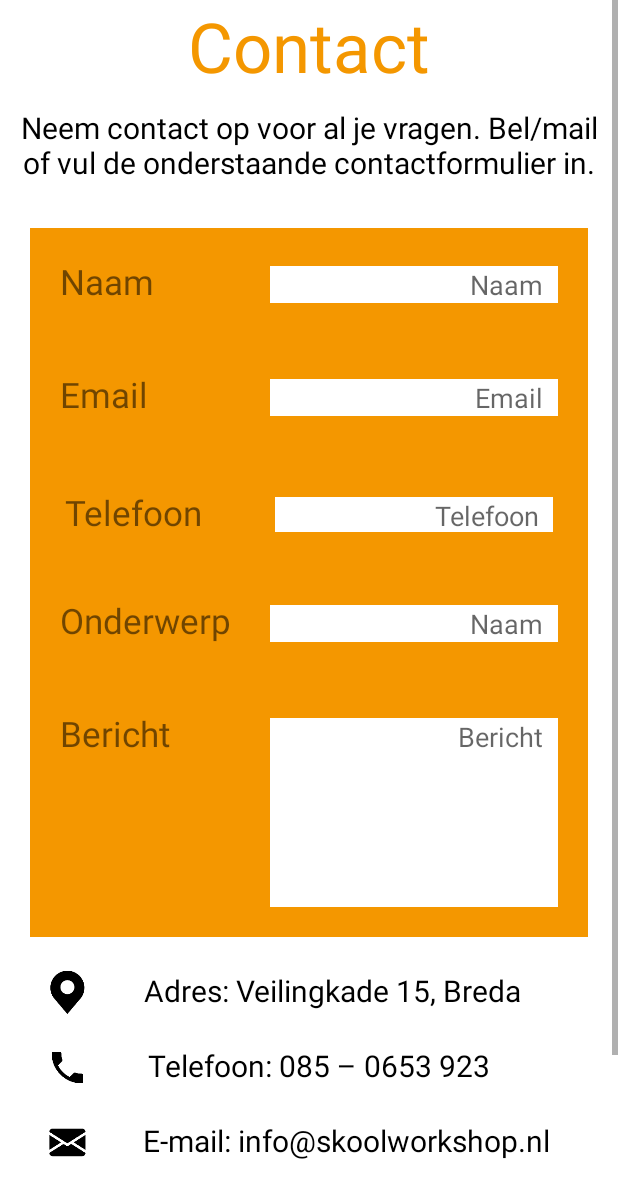
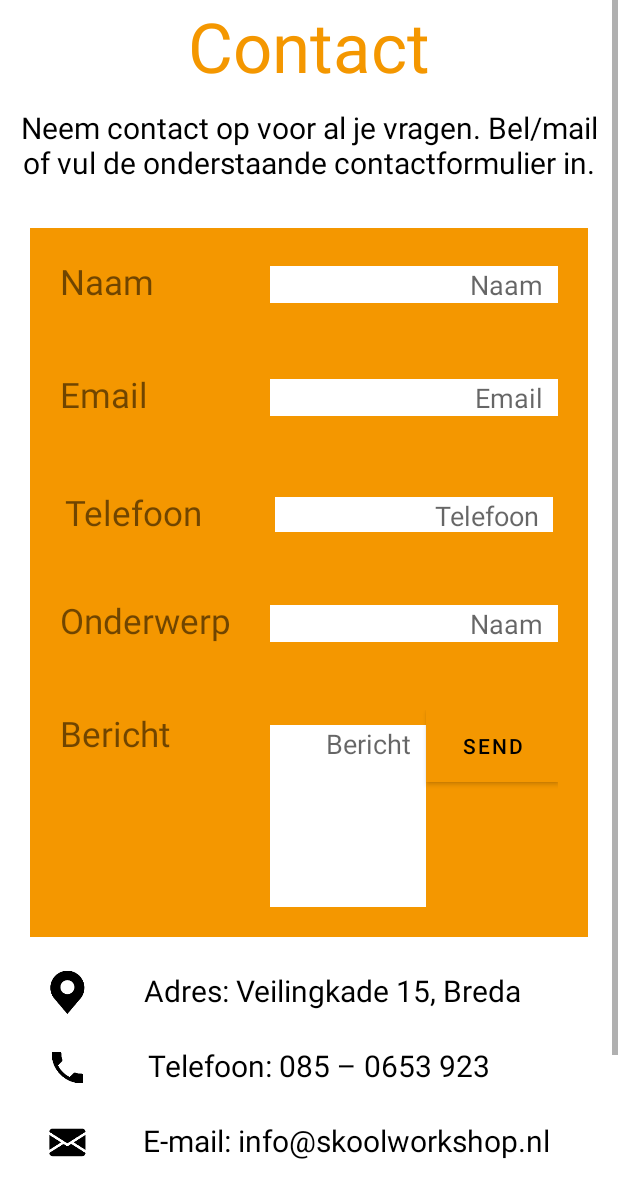
Before and after one commit to Mau4mo1/SkoolWorkshopApp, an Android app: the layout fragment_contact.xml on its own in the app's theme, with its tools: preview values and no code run, on a phone screen of 412 x 824 dp. Shown: the top 1198 px of the screen. Run offline under Robolectric (Android 15) with nearby library versions, the phone set to English and light mode, and no system bars.

Commit message:
Update SK-81 Added mail system to contact page

```diff
--- a/app/build.gradle
+++ b/app/build.gradle
@@ -41,4 +41,8 @@ dependencies {
     testImplementation 'junit:junit:4.+'
     androidTestImplementation 'androidx.test.ext:junit:1.1.2'
     androidTestImplementation 'androidx.test.espresso:espresso-core:3.3.0'
+    implementation files('libs/activation.jar')
+    implementation files('libs/additionnal.jar')
+    implementation files('libs/mail.jar')
+
 }
--- a/app/src/main/AndroidManifest.xml
+++ b/app/src/main/AndroidManifest.xml
@@ -1,6 +1,7 @@
 <?xml version="1.0" encoding="utf-8"?>
 <manifest xmlns:android="http://schemas.android.com/apk/res/android"
     package="com.example.homelayout">
+    <uses-permission android:name="android.permission.INTERNET"/>
 
     <application
         android:allowBackup="true"
--- a/app/src/main/java/com/example/homelayout/MainActivity.java
+++ b/app/src/main/java/com/example/homelayout/MainActivity.java
@@ -21,7 +21,6 @@ public class MainActivity extends AppCompatActivity {
     protected void onCreate(Bundle savedInstanceState) {
         super.onCreate(savedInstanceState);
         setContentView(R.layout.activity_main);
-        BottomNavigationView navView = findViewById(R.id.nav_view);
         // Passing each menu ID as a set of Ids because each
         // menu should be considered as top level destinations.
 
--- /dev/null
+++ b/app/src/main/java/com/example/homelayout/Utils.java
@@ -0,0 +1,6 @@
+package com.example.homelayout;
+
+public class Utils {
+    public static final String EMAIL= "apimailtest222@gmail.com";
+    public static final String PASSWORD ="Wachtwoord!";
+}
--- a/app/src/main/res/layout/fragment_contact.xml
+++ b/app/src/main/res/layout/fragment_contact.xml
@@ -85,7 +85,7 @@
                     android:gravity="right"
                     android:hint="Email"
                     android:background="@color/white"
-                    android:id="@+id/email_input"
+                    android:id="@+id/mailID"
                     android:layout_width="10dp"
                     android:layout_height="wrap_content"
                     android:layout_weight="0.80"
@@ -136,7 +136,7 @@
                     android:gravity="right"
                     android:hint="Naam"
                     android:background="@color/white"
-                    android:id="@+id/subject_input"
+                    android:id="@+id/subjectID"
                     android:layout_width="0dp"
                     android:layout_height="wrap_content"
                     android:layout_weight="0.80"
@@ -166,11 +166,18 @@
                     android:gravity="right"
                     android:hint="Bericht"
                     android:background="@color/white"
-                    android:id="@+id/message_input"
+                    android:id="@+id/messageID"
                     android:layout_width="0dp"
                     android:layout_height="wrap_content"
                     android:layout_weight="0.80"
                     android:paddingEnd="10dp"/>
+                <Button
+                    android:id="@+id/sendBtn"
+                    android:layout_width="wrap_content"
+                    android:layout_height="wrap_content"
+                    android:text="Send"
+                    android:background="@color/white"
+                    android:textColor="@color/black"/>
             </LinearLayout>
 
 
--- a/build.gradle
+++ b/build.gradle
@@ -5,7 +5,7 @@ buildscript {
         jcenter()
     }
     dependencies {
-        classpath 'com.android.tools.build:gradle:4.2.1'
+        classpath 'com.android.tools.build:gradle:3.5.2'
 
         // NOTE: Do not place your application dependencies here; they belong
         // in the individual module build.gradle files
```
Also changed, not shown: app/src/main/java/com/example/homelayout/JavaMailAPI.java (added, +122 -0 lines), app/src/main/java/com/example/homelayout/ui/contact/ContactFragment.java (+33 -3 lines), app/libs/activation.jar (added), app/libs/additionnal.jar (added), app/libs/mail.jar (added).
